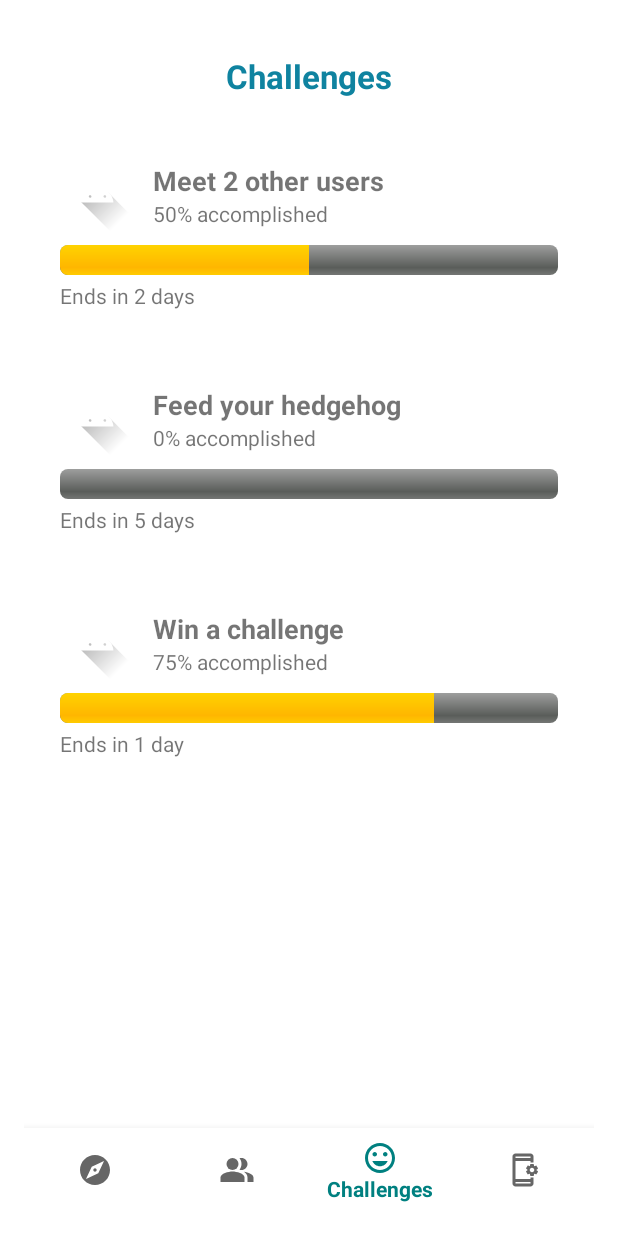
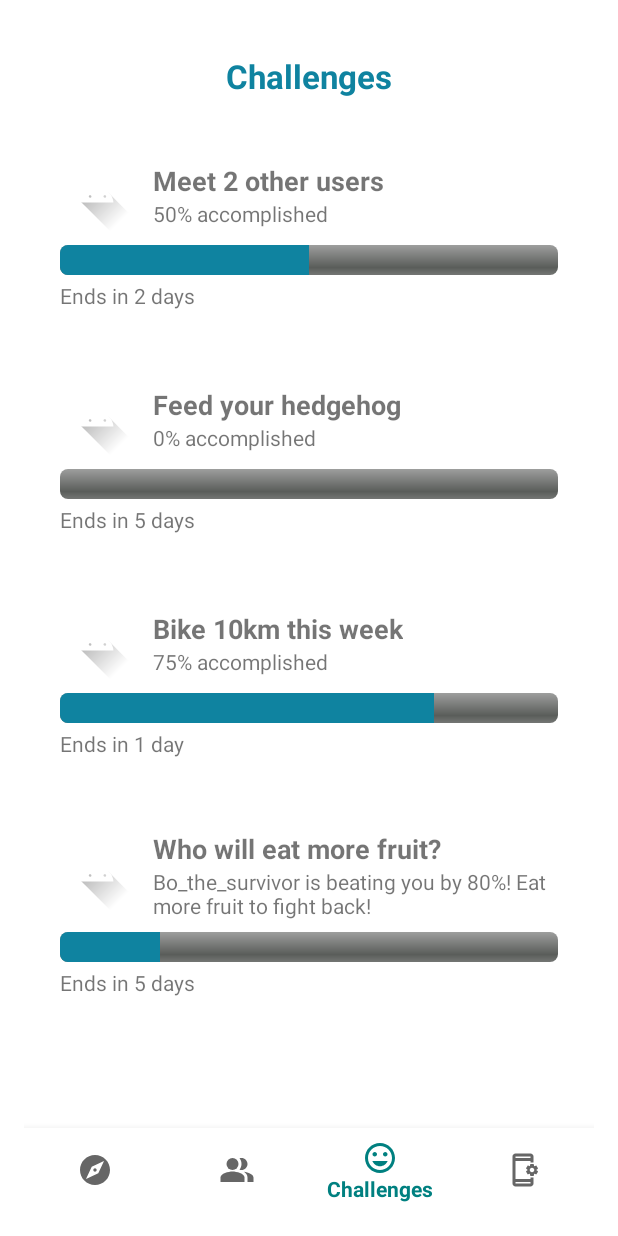
Before and after one commit to lee0427/fietsmeet, an Android app built with Jetpack Compose: the ChallengesActivity screen opened directly, with no data from a screen before it, on a phone screen of 412 x 824 dp. Run offline under Robolectric (Android 15) with nearby library versions, the phone set to English and light mode, and no system bars; Roboto replaces fonts that are not available here.

Commit message:
small changes

```diff
--- a/fietsmeet2/app/src/main/java/com/example/fietsmeet/ChallengesActivity.kt
+++ b/fietsmeet2/app/src/main/java/com/example/fietsmeet/ChallengesActivity.kt
@@ -22,7 +22,8 @@ class ChallengesActivity : AppCompatActivity() {
         challengeList = listOf(
             Challenge("Meet 2 other users", "50% accomplished", 50, "Ends in 2 days"),
             Challenge("Feed your hedgehog", "0% accomplished", 0, "Ends in 5 days"),
-            Challenge("Win a challenge", "75% accomplished", 75, "Ends in 1 day")
+            Challenge("Bike 10km this week", "75% accomplished", 75, "Ends in 1 day"),
+            Challenge("Who will eat more fruit?", "Bo_the_survivor is beating you by 80%! Eat more fruit to fight back!",20, "Ends in 5 days")
         )
 
         // RecyclerView Setup
--- a/fietsmeet2/app/src/main/res/layout/item_challenge.xml
+++ b/fietsmeet2/app/src/main/res/layout/item_challenge.xml
@@ -29,8 +29,8 @@
                 android:layout_width="wrap_content"
                 android:layout_height="wrap_content"
                 android:text="Challenge Title"
-                android:textStyle="bold"
-                android:textSize="18sp"/>
+                android:textSize="18sp"
+                android:textStyle="bold" />
 
             <TextView
                 android:id="@+id/challengeDescription"
@@ -45,6 +45,7 @@
         android:id="@+id/challengeProgressBar"
         android:layout_width="match_parent"
         android:layout_height="wrap_content"
+        android:progressTint="#0F83A0"
         style="@android:style/Widget.ProgressBar.Horizontal"
         android:progress="50"
         android:max="100"
```
